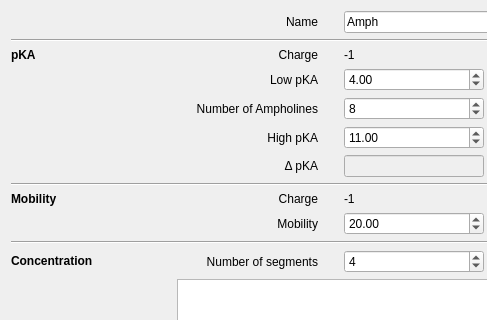
This is src/ampholines.ui in hobrasoft/simul6 as Qt 5 draws it before an edit; both pictures show x 0 to 487 and y 0 to 320 of the 661 by 520 pixel window. The edited form follows.
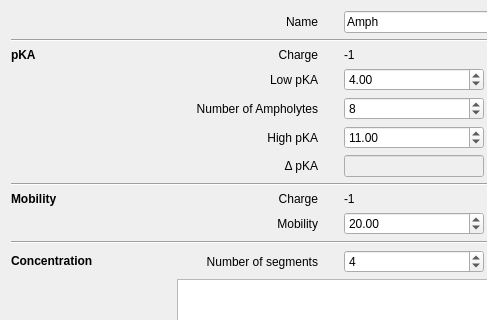
This is the edited form.

Commit message: Fixed "Ampholines" to "Ampholytes" labels

```diff
--- a/src/ampholines.ui
+++ b/src/ampholines.ui
@@ -213,7 +213,7 @@
      <item row="4" column="1">
       <widget class="QLabel" name="label_8">
        <property name="text">
-        <string>Number of Ampholines</string>
+        <string>Number of Ampholytes</string>
        </property>
        <property name="alignment">
         <set>Qt::AlignRight|Qt::AlignTrailing|Qt::AlignVCenter</set>
```
Left out of the diff: 2 changed lines with no effect on the pictures. The commit also changes 1 other file.
